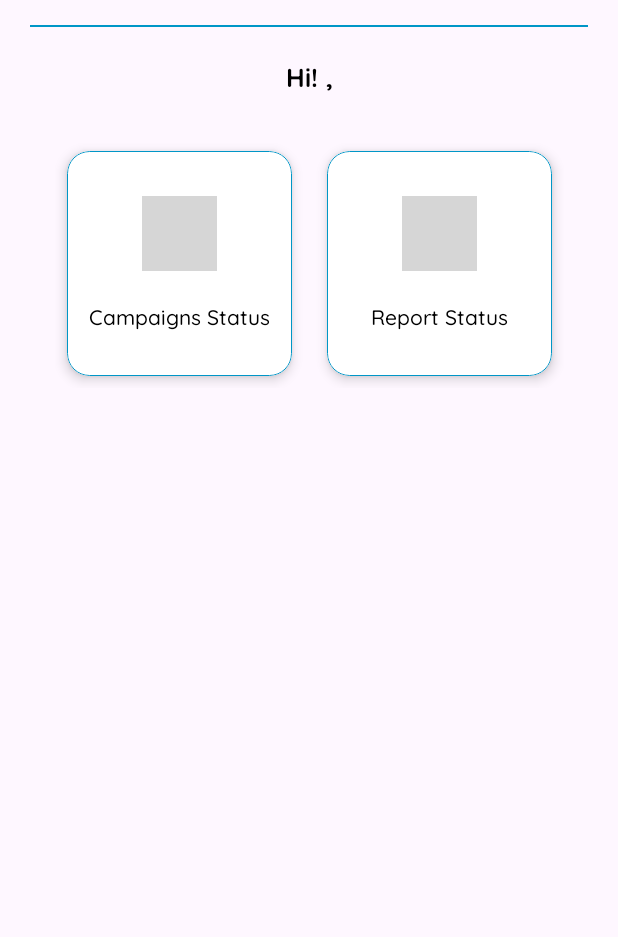
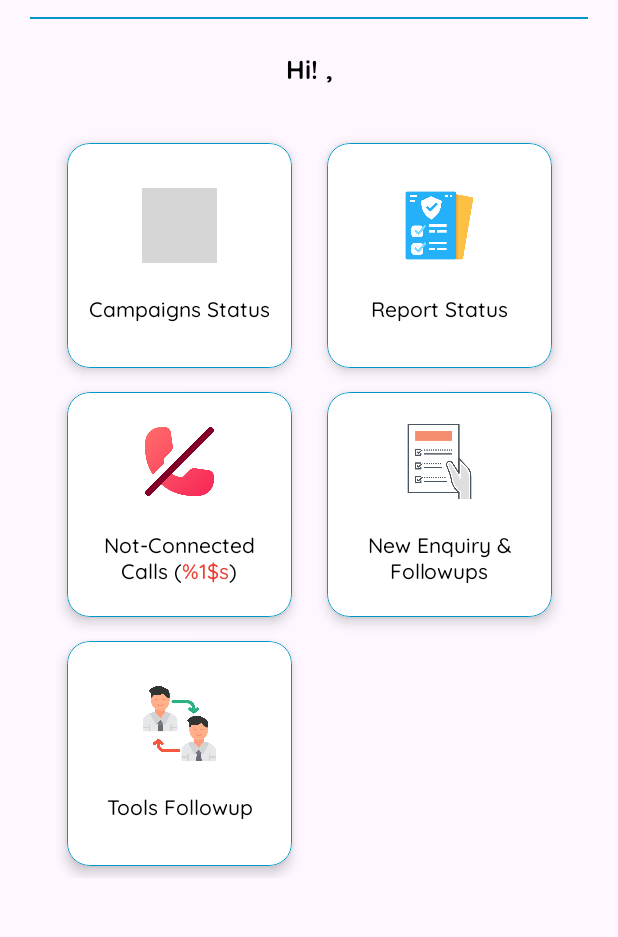
Before and after one commit to Rammohan-BookXpert/Telecaller, an Android app: the DashboardFragment screen opened through its navigation route, on a phone screen of 412 x 824 dp, the part 71-1008 px from its top. Run offline under Robolectric (Android 15) with nearby library versions, the phone set to English and light mode, and no system bars; 4 statements that could not run were skipped; grey boxes are pictures that could not be loaded.

Commit message:
Initial Commit v1.0.0

```diff
--- a/app/src/main/res/layout/fragment_dashboard.xml
+++ b/app/src/main/res/layout/fragment_dashboard.xml
@@ -58,6 +58,7 @@
         android:id="@+id/divider"
         android:layout_width="match_parent"
         android:layout_height="1dp"
+        android:layout_marginTop="-5dp"
         android:layout_marginStart="20dp"
         android:layout_marginEnd="20dp"
         android:background="@color/blue"
@@ -109,15 +110,25 @@
 
     </LinearLayout>
 
+    <ScrollView
+        android:layout_width="match_parent"
+        android:layout_height="0dp"
+        app:layout_constraintTop_toBottomOf="@id/welcome_ll"
+        app:layout_constraintBottom_toBottomOf="parent"
+        android:layout_marginTop="30dp">
+
+        <androidx.constraintlayout.widget.ConstraintLayout
+            android:layout_width="match_parent"
+            android:layout_height="wrap_content">
+
     <GridLayout
         android:id="@+id/card_grid"
         android:layout_width="wrap_content"
         android:layout_height="wrap_content"
-        app:layout_constraintTop_toBottomOf="@id/welcome_ll"
+        app:layout_constraintTop_toTopOf="parent"
         app:layout_constraintStart_toStartOf="parent"
         app:layout_constraintEnd_toEndOf="parent"
-        android:columnCount="2"
-        android:layout_marginTop="30dp">
+        android:columnCount="2">
 
         <com.google.android.material.card.MaterialCardView
             android:id="@+id/cs_card"
@@ -139,7 +150,8 @@
                 <ImageView
                     android:layout_width="50dp"
                     android:layout_height="50dp"
-                    android:src="@drawable/cs_icon"/>
+                    android:src="@drawable/cs_icon"
+                    android:contentDescription="@null"/>
 
                 <TextView
                     android:layout_width="match_parent"
@@ -179,7 +191,8 @@
                 <ImageView
                     android:layout_width="50dp"
                     android:layout_height="50dp"
-                    android:src="@drawable/cs_icon"/>
+                    android:src="@drawable/rs_icon"
+                    android:contentDescription="@null"/>
 
                 <TextView
                     android:layout_width="match_parent"
@@ -196,6 +209,127 @@
 
         </com.google.android.material.card.MaterialCardView>
 
+        <com.google.android.material.card.MaterialCardView
+            android:id="@+id/ncc_card"
+            android:layout_width="150dp"
+            android:layout_height="150dp"
+            app:strokeColor="@color/blue"
+            app:strokeWidth="0.5dp"
+            app:cardBackgroundColor="@color/white"
+            app:cardCornerRadius="15dp"
+            app:cardElevation="5dp"
+            android:layout_margin="8dp">
+
+            <LinearLayout
+                android:layout_width="match_parent"
+                android:layout_height="match_parent"
+                android:gravity="center"
+                android:orientation="vertical">
+
+                <ImageView
+                    android:layout_width="50dp"
+                    android:layout_height="50dp"
+                    android:src="@drawable/ncc_icon"
+                    android:contentDescription="@null"/>
+
+                <TextView
+                    android:layout_width="match_parent"
+                    android:layout_height="wrap_content"
+                    android:text="@string/not_connected_calls"
+                    android:gravity="center"
+                    android:layout_marginTop="20dp"
+                    android:layout_marginStart="10dp"
+                    android:layout_marginEnd="10dp"
+                    android:textColor="@color/black"
+                    android:fontFamily="@font/quicksand_regular"/>
+
+            </LinearLayout>
+
+        </com.google.android.material.card.MaterialCardView>
+
+        <com.google.android.material.card.MaterialCardView
+            android:id="@+id/nef_card"
+            android:layout_width="150dp"
+            android:layout_height="150dp"
+            app:strokeColor="@color/blue"
+            app:strokeWidth="0.5dp"
+            app:cardBackgroundColor="@color/white"
+            app:cardCornerRadius="15dp"
+            app:cardElevation="5dp"
+            android:layout_marginStart="15dp"
+            android:layout_marginTop="8dp"
+            android:layout_marginEnd="8dp"
+            android:layout_marginBottom="8dp">
+
+            <LinearLayout
+                android:layout_width="match_parent"
+                android:layout_height="match_parent"
+                android:gravity="center"
+                android:orientation="vertical">
+
+                <ImageView
+                    android:layout_width="50dp"
+                    android:layout_height="50dp"
+                    android:src="@drawable/nef_icon"
+                    android:contentDescription="@null"/>
+
+                <TextView
+                    android:layout_width="match_parent"
+                    android:layout_height="wrap_content"
+                    android:text="@string/new_enquiry_amp_followups"
+                    android:gravity="center"
+                    android:layout_marginTop="20dp"
+                    android:layout_marginStart="10dp"
+                    android:layout_marginEnd="10dp"
+                    android:textColor="@color/black"
+                    android:fontFamily="@font/quicksand_regular"/>
+
+            </LinearLayout>
+
+        </com.google.android.material.card.MaterialCardView>
+
+        <com.google.android.material.card.MaterialCardView
+            android:id="@+id/tf_card"
+            android:layout_width="150dp"
+            android:layout_height="150dp"
+            app:strokeColor="@color/blue"
+            app:strokeWidth="0.5dp"
+            app:cardBackgroundColor="@color/white"
+            app:cardCornerRadius="15dp"
+            app:cardElevation="5dp"
+            android:layout_margin="8dp">
+
+            <LinearLayout
+                android:layout_width="match_parent"
+                android:layout_height="match_parent"
+                android:gravity="center"
+                android:orientation="vertical">
+
+                <ImageView
+                    android:layout_width="50dp"
+                    android:layout_height="50dp"
+                    android:src="@drawable/tf_icon"
+                    android:contentDescription="@null"/>
+
+                <TextView
+                    android:layout_width="match_parent"
+                    android:layout_height="wrap_content"
+                    android:text="@string/tools_followup"
+                    android:gravity="center"
+                    android:layout_marginTop="20dp"
+                    android:layout_marginStart="10dp"
+                    android:layout_marginEnd="10dp"
+                    android:textColor="@color/black"
+                    android:fontFamily="@font/quicksand_regular"/>
+
+            </LinearLayout>
+
+        </com.google.android.material.card.MaterialCardView>
+
     </GridLayout>
 
+        </androidx.constraintlayout.widget.ConstraintLayout>
+
+    </ScrollView>
+
 </androidx.constraintlayout.widget.ConstraintLayout>
--- a/app/src/main/res/values/strings.xml
+++ b/app/src/main/res/values/strings.xml
@@ -29,4 +29,7 @@
 
     <string name="campaigns_status">Campaigns Status</string>
     <string name="report_status">Report Status</string>
+    <string name="not_connected_calls">Not-Connected Calls (<font color='#EA4335'>%1$s</font>)</string>
+    <string name="new_enquiry_amp_followups">New Enquiry &amp; Followups</string>
+    <string name="tools_followup">Tools Followup</string>
 </resources>
```
Also changed, not shown: app/src/main/res/drawable/ncc_icon.png (added), app/src/main/res/drawable/nef_icon.png (added), app/src/main/res/drawable/rs_icon.png (added), app/src/main/res/drawable/tf_icon.png (added).
